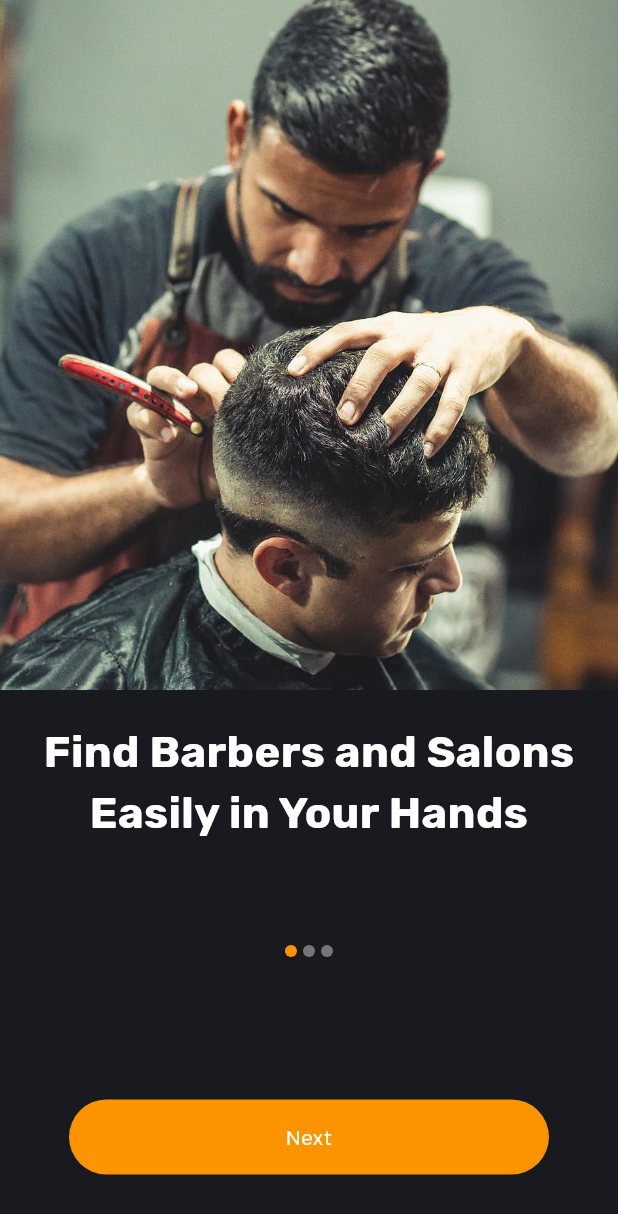
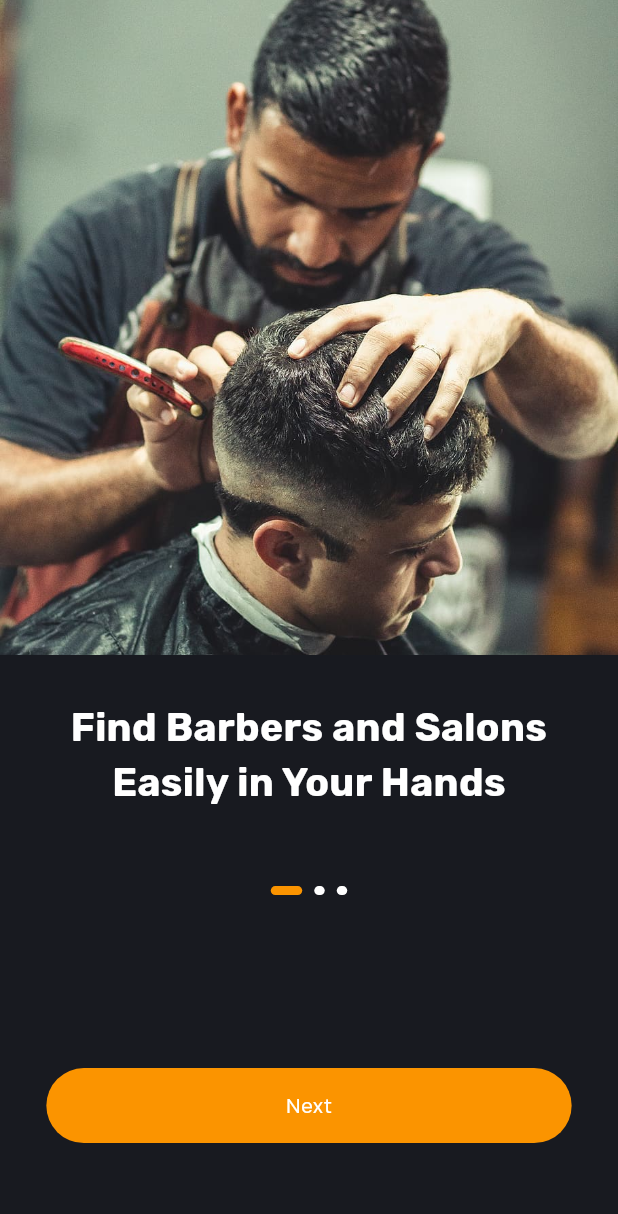
Before and after one commit to MahnoorWaseem/TrimTime-Flutter, a Flutter app: the GetStartedScreen screen opened directly, on a phone screen of 412 x 824 dp. Shown: the top 1214 px of the screen. Run offline on Flutter 3.47's test engine with Material 3 defaults, Android fonts, the light colour scheme and no system bars; drawn by our look-alikes of carousel_slider, smooth_page_indicator; our stand-ins replace firebase_core, flutter_spinkit; accounts and stored records are empty.

Commit message:
(fix): pixels problem

```diff
--- a/lib/views/onBoardingScreens/get_started_screen.dart
+++ b/lib/views/onBoardingScreens/get_started_screen.dart
@@ -1,6 +1,9 @@
+// import 'dart:html';
+
 import 'package:flutter/material.dart';
 import 'package:carousel_slider/carousel_slider.dart';
 import 'package:trim_time/colors/custom_colors.dart';
+import 'package:smooth_page_indicator/smooth_page_indicator.dart';
 
 class GetStartedScreen extends StatefulWidget {
   const GetStartedScreen({super.key});
@@ -14,6 +17,11 @@ class _GetStartedScreenState extends State<GetStartedScreen> {
 
   @override
   Widget build(BuildContext context) {
+
+    double screenWidth = MediaQuery.of(context).size.width;
+    double screenHeight = MediaQuery.of(context).size.height;
+    final CarouselController _controller = CarouselController();
+
     final List<String> imgList = [
       'assets/images/brb1.jpg',
       'assets/images/brb2.jpg',
@@ -29,42 +37,41 @@ class _GetStartedScreenState extends State<GetStartedScreen> {
     return Scaffold(
       backgroundColor: CustomColors.gunmetal,
       body: Column(
+
+        children: [
+          Column(
             children: [
               CarouselSlider(
+                items: imgList
+                    .map((item) => Container(
+                          child: Center(
+                            child: Image.asset(
+                              item,
+                              fit: BoxFit.cover,
+                              width: screenWidth,
+                            ),
+                          ),
+                        ))
+                    .toList(),
+                carouselController: _controller,
                 options: CarouselOptions(
-              height: 630.0,
-              viewportFraction: 1,
+                  height: screenHeight *.53,
+                  aspectRatio: screenWidth / (screenHeight / 3),
+                  viewportFraction: 1.0,
                   onPageChanged: (index, reason) {
                     setState(() {
                       _current = index;
                     });
                   },
                 ),
-            items: imgList.asMap().entries.map((entry) {
-              int index = entry.key;
-              String imgPath = entry.value;
-              return Builder(
-                builder: (BuildContext context) {
-                  return Container(
-                    width: MediaQuery.of(context).size.width,
-                    decoration: const BoxDecoration(
-                      color: CustomColors.gunmetal,
               ),
-                    child: Column(
-                      children: [
-                        Image.asset(
-                          imgPath,
-                          fit: BoxFit.cover,
-                          height: 460,
-                          width: double.infinity,
-                        ),
-                        const SizedBox(height: 20),
+              const SizedBox(height: 30),
               Padding(
-                          padding: const EdgeInsets.symmetric(horizontal: 5),
+                padding:  EdgeInsets.symmetric(horizontal: screenWidth*0.1),
                 child: Text(
-                            textList[index],
+                  textList[_current],
                   style: const TextStyle(
-                              fontSize: 29,
+                    fontSize: 26,
                     fontWeight: FontWeight.bold,
                     color: Colors.white,
                     fontFamily: 'rubik'
@@ -72,49 +79,42 @@ class _GetStartedScreenState extends State<GetStartedScreen> {
                   textAlign: TextAlign.center,
                 ),
               ),
+              const SizedBox(height: 50),
+              AnimatedSmoothIndicator(
+                activeIndex: _current,
+                count: imgList.length,
+                effect: const ExpandingDotsEffect(
+                  dotWidth: 7.0,
+                  dotHeight: 6.0,
+                  activeDotColor: CustomColors.peelOrange,
+                  dotColor: Colors.white,
+                ),
+              ),
             ],
           ),
-                  );
-                },
-              );
-            }).toList(),
-          ),
-          Row(
-            mainAxisAlignment: MainAxisAlignment.center,
-            children: imgList.map((url) {
-              int index = imgList.indexOf(url);
-              return Container(
-                width: 8.0,
-                height: 8.0,
-                margin: const EdgeInsets.symmetric(vertical: 0, horizontal: 2.0),
-                decoration: BoxDecoration(
-                  shape: BoxShape.circle,
-                  color: _current == index
-                      ? CustomColors.peelOrange
-                      : Colors.white.withOpacity(0.4),
-                ),
-              );
-            }).toList(),
-          ),
-          const SizedBox(height: 95),
+          SizedBox(height: screenHeight*0.14),
           InkWell(
             splashColor: CustomColors.transparent,
             highlightColor: CustomColors.transparent,
-            onTap: (){print("pressed");},
+            onTap: () {
+              print("pressed");
+            },
             child: Container(
               padding: const EdgeInsets.symmetric(vertical: 15),
-              decoration: BoxDecoration(borderRadius:BorderRadius.circular(25),color: CustomColors.peelOrange),
-              width: 320,
+              decoration: BoxDecoration(
+                borderRadius: BorderRadius.circular(25),
+                color: CustomColors.peelOrange
+              ),
+              width: screenWidth*.85,
               child: const Center(
-
-                child:  Text(
-                  "Next" ,style: TextStyle(color: Colors.white , fontFamily: 'dmsans'),
+                child: Text(
+                  "Next",
+                  style: TextStyle(color: Colors.white, fontFamily: 'dmsans'),
                 ),
               ),
             ),
           )
         ],
-
       ),
     );
   }
--- a/pubspec.yaml
+++ b/pubspec.yaml
@@ -39,6 +39,7 @@ dependencies:
   provider: ^6.1.2
   flutter_spinkit: ^5.2.1
   carousel_slider: ^4.2.1
+  smooth_page_indicator: ^1.1.0
 
 dev_dependencies:
   flutter_test:
```
Also changed, not shown: 1.dart (added, +121 -0 lines), lib/views/onBoardingScreens/loading_screen.dart (+6 -3 lines), lib/views/onBoardingScreens/welcome_screen.dart (+6 -6 lines), pubspec.lock. Lines whose indentation alone changed are shown as unchanged.
